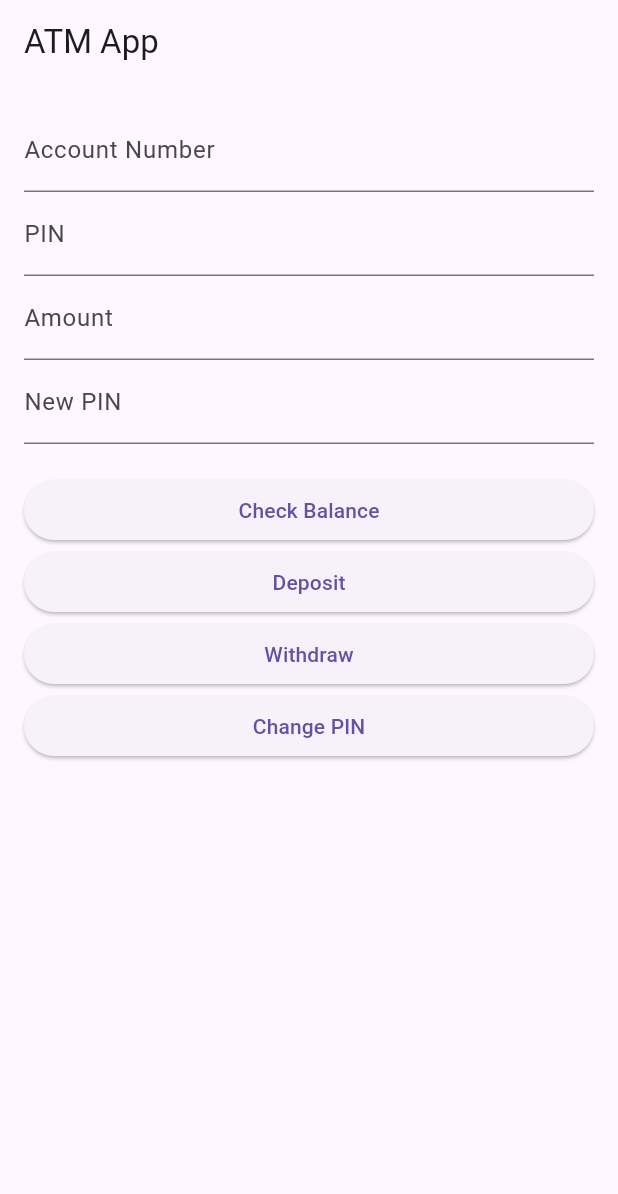
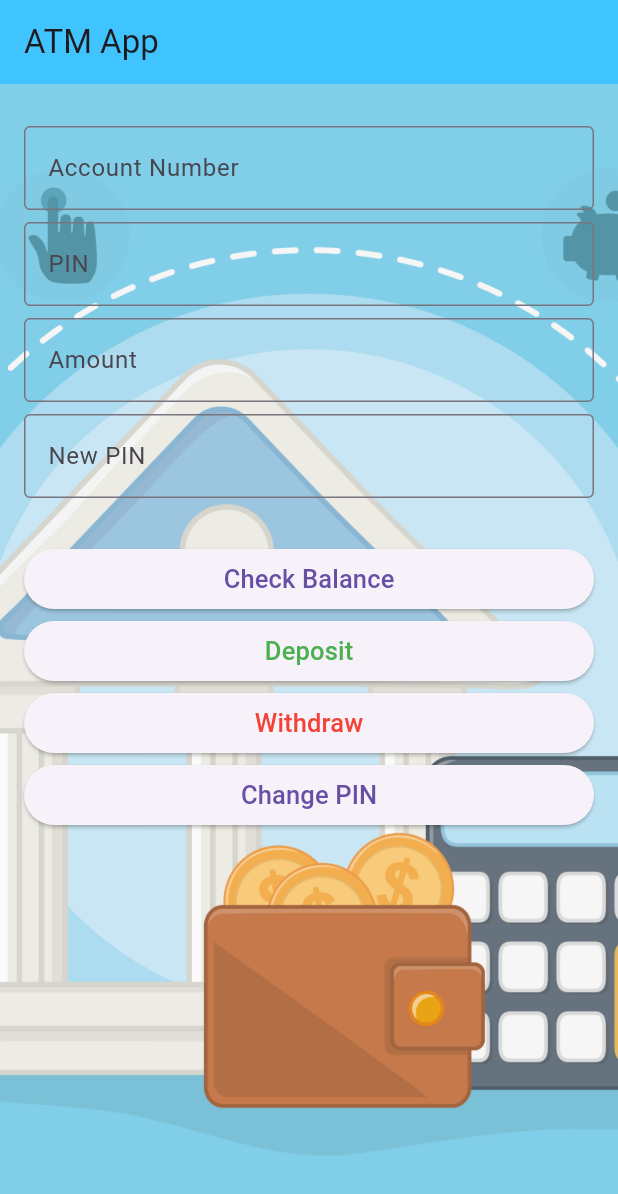
Before and after one commit to Ranojitdas/Basic-Atm-app, a Flutter app: the screen it shows after launch, on a phone screen of 412 x 824 dp. Shown: the top 1194 px of the screen. Run offline on Flutter 3.47's test engine with Material 3 defaults, Android fonts, the phone set to English and light mode, and no system bars.

Commit message:
images added

```diff
--- a/lib/main.dart
+++ b/lib/main.dart
@@ -10,7 +10,6 @@ class ATMApp extends StatelessWidget {
   Widget build(BuildContext context) {
     return MaterialApp(
       title: 'ATM App',
-      theme: ThemeData(primarySwatch: Colors.blue),
       home: ATMHomePage(),
       debugShowCheckedModeBanner: false,
     );
@@ -74,24 +73,37 @@ class _ATMHomePageState extends State<ATMHomePage> {
   @override
   Widget build(BuildContext context) {
     return Scaffold(
-      appBar: AppBar(title: Text('ATM App')),
-      body: Padding(
-        padding: const EdgeInsets.all(16.0),
+      appBar: AppBar(title: Text('ATM App'),
+      backgroundColor: Colors.lightBlueAccent,),
+      body: Container(
+        height: double.infinity,
+        padding: EdgeInsets.all(16),
+        decoration: BoxDecoration(
+          image: DecorationImage(image:
+          AssetImage('assets/a.jpg'),
+            fit: BoxFit.cover,
+
+          )
+        ),
         child: SingleChildScrollView(
           child: Column(
             crossAxisAlignment: CrossAxisAlignment.stretch,
             children: [
-              TextField(controller: accountNumberController, decoration: InputDecoration(labelText: 'Account Number')),
-              TextField(controller: pinController, decoration: InputDecoration(labelText: 'PIN'), obscureText: true),
-              TextField(controller: amountController, decoration: InputDecoration(labelText: 'Amount'), keyboardType: TextInputType.number),
-              TextField(controller: newPinController, decoration: InputDecoration(labelText: 'New PIN'), obscureText: true),
+              SizedBox(height: 12,),
+              TextField(controller: accountNumberController, decoration: InputDecoration(labelText: 'Account Number',border: OutlineInputBorder())),
+              SizedBox(height: 8,),
+              TextField(controller: pinController, decoration: InputDecoration(labelText: 'PIN',border:OutlineInputBorder()), obscureText: true),
+              SizedBox(height: 8,),
+              TextField(controller: amountController, decoration: InputDecoration(labelText: 'Amount',border: OutlineInputBorder()), keyboardType: TextInputType.number),
+              SizedBox(height: 8,),
+              TextField(controller: newPinController, decoration: InputDecoration(labelText: 'New PIN',border: OutlineInputBorder()), obscureText: true),
+              SizedBox(height: 30),
+              ElevatedButton(onPressed: checkBalance, child: Text('Check Balance',style: TextStyle(fontSize: 17),)),
+              ElevatedButton(onPressed: () => performOperation('deposit'), child: Text('Deposit',style: TextStyle(fontSize: 17,color: Colors.green)),),
+              ElevatedButton(onPressed: () => performOperation('withdraw'), child: Text('Withdraw',style: TextStyle(fontSize: 17,color: Colors.red))),
+              ElevatedButton(onPressed: () => performOperation('changePin', newPin: newPinController.text), child: Text('Change PIN',style: TextStyle(fontSize: 17))),
               SizedBox(height: 20),
-              ElevatedButton(onPressed: checkBalance, child: Text('Check Balance')),
-              ElevatedButton(onPressed: () => performOperation('deposit'), child: Text('Deposit')),
-              ElevatedButton(onPressed: () => performOperation('withdraw'), child: Text('Withdraw')),
-              ElevatedButton(onPressed: () => performOperation('changePin', newPin: newPinController.text), child: Text('Change PIN')),
-              SizedBox(height: 20),
-              Text(resultMessage, style: TextStyle(fontSize: 16, color: Colors.blue)),
+              Text(resultMessage, style: TextStyle(fontSize: 20, color: Colors.black54,fontWeight: FontWeight.w800)),
             ],
           ),
         ),
--- a/pubspec.yaml
+++ b/pubspec.yaml
@@ -58,9 +58,8 @@ flutter:
   uses-material-design: true
 
   # To add assets to your application, add an assets section, like this:
-  # assets:
-  #   - images/a_dot_burr.jpeg
-  #   - images/a_dot_ham.jpeg
+  assets:
+     - assets/a.jpg
 
   # An image asset can refer to one or more resolution-specific "variants", see
   # https://flutter.dev/to/resolution-aware-images
```
Also changed, not shown: assets/a.jpg (added), assets/sl_121021_47240_20.jpg (added), p1.png (renamed from Screenshot_20250131-124858.png), p2.png (renamed from Screenshot_20250131-124910.png), p3.png (renamed from Screenshot_20250131-124920.png), p4.png (renamed from Screenshot_20250131-124931.png), pubspec.lock, 125 other files.
